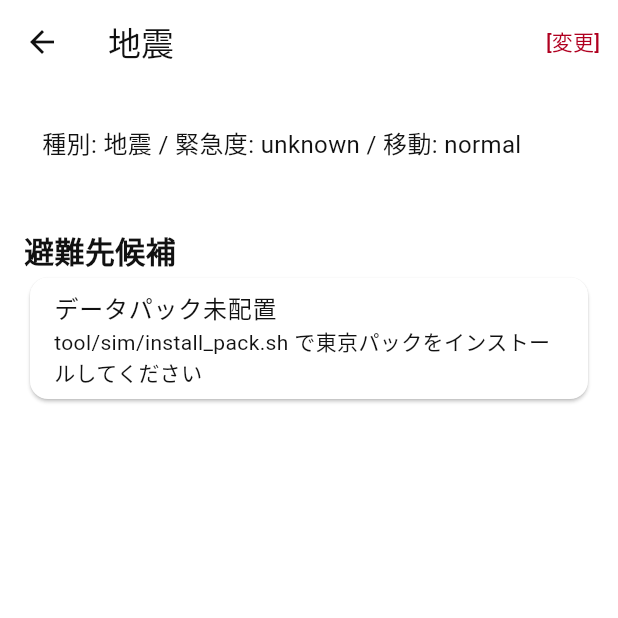
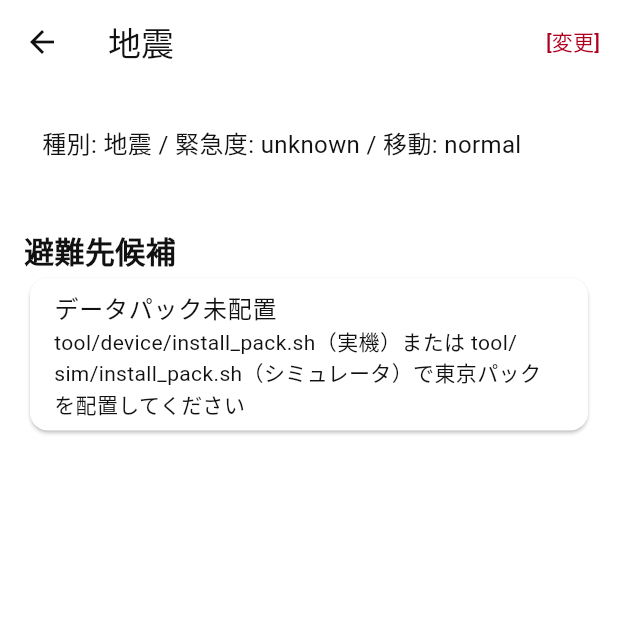
Before and after one commit to sotanengel/offline-center-for-disasters-app, a Flutter app: the screen it shows after launch, after a tap on "地震", on a phone screen of 412 x 824 dp, the top half of it. Run offline on Flutter 3.47's test engine with Material 3 defaults, Android fonts, the phone set to English and light mode, and no system bars; our stand-ins replace connectivity_plus, device_info_plus, drift, flutter_map, flutter_riverpod, freezed_annotation and 4 more; missing offline and left inert: liquid_ai; accounts and stored records are empty.

Commit message:
feat(F-10): 実機向けデータパック配置脚本 tool/device/install_pack.sh を追加
アプリ単体では pack.sqlite を同梱しないため、実機デプロイ後に devicectl で Application Support へコピーする手順を脚本化した。

Co-authored-by: Cursor <cursoragent@cursor.com>

```diff
--- a/docs/progress.yaml
+++ b/docs/progress.yaml
@@ -188,6 +188,7 @@ features:
     phase: P1
     status: done
     pr: [5, 18]
+    notes: 実機配置は tool/device/install_pack.sh（devicectl）
   - id: F-11
     title: 初回セットアップ（免責同意、地域パック取得、権限要求）
     spec_ref: "§15"
--- a/lib/ui/result/result_screen.dart
+++ b/lib/ui/result/result_screen.dart
@@ -212,7 +212,9 @@ class _DestinationSummary extends StatelessWidget {
         key: Key('destination_summary'),
         child: ListTile(
           title: Text('データパック未配置'),
-          subtitle: Text('tool/sim/install_pack.sh で東京パックをインストールしてください'),
+          subtitle: Text(
+            'tool/device/install_pack.sh（実機）または tool/sim/install_pack.sh（シミュレータ）で東京パックを配置してください',
+          ),
         ),
       );
     }
```
Also changed, not shown: 3 other files.
